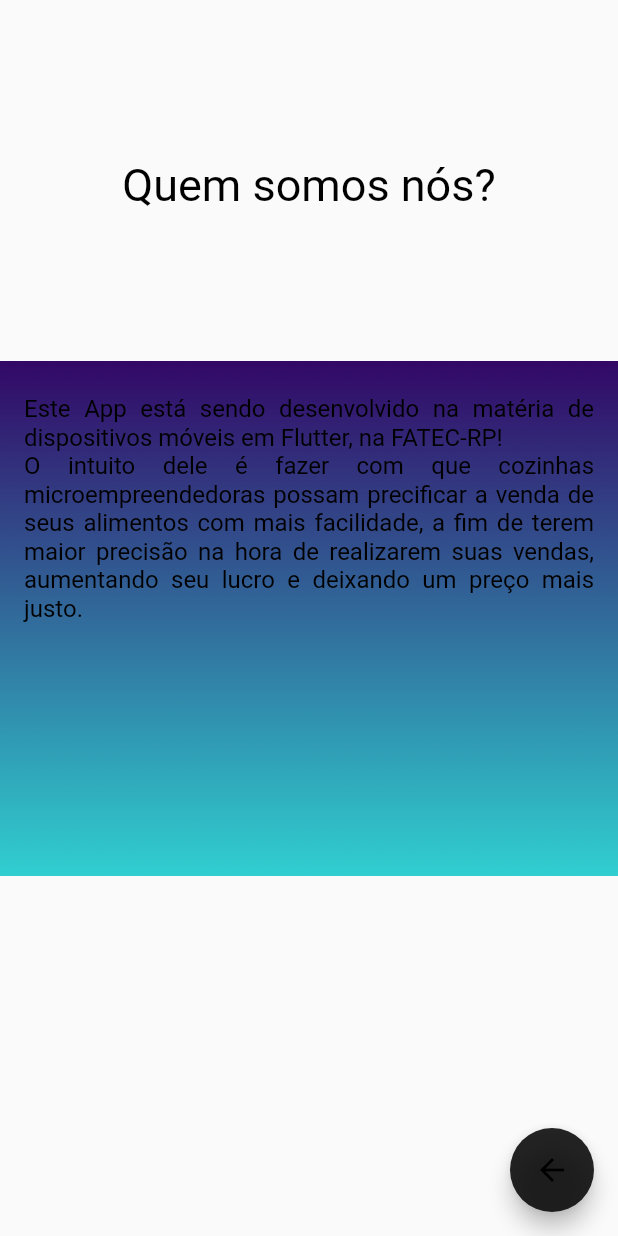
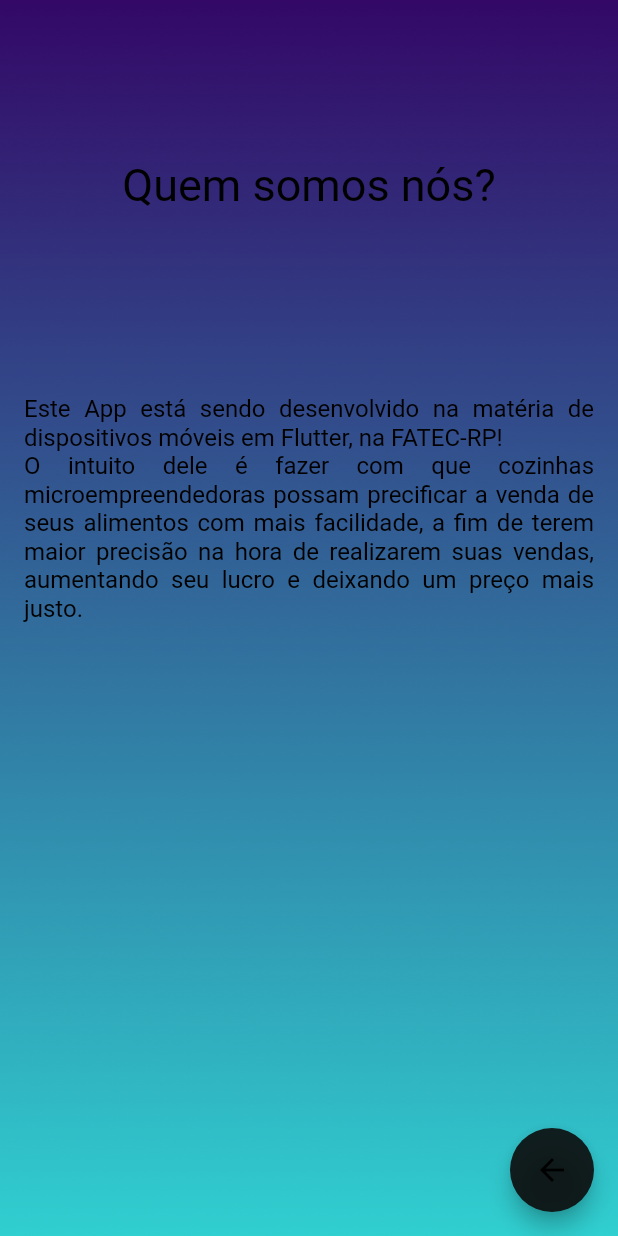
Before and after one commit to Vidottolv/EzPrice, a Flutter app: the Sobrenos screen opened directly, on a phone screen of 412 x 824 dp. Run offline on Flutter 3.47's test engine with Material 2 defaults, Android fonts, the light colour scheme and no system bars.

Commit message:
ajustando gradiente da tela "Sobre nós"

```diff
--- a/lib/view/Sobrenos.dart
+++ b/lib/view/Sobrenos.dart
@@ -1,4 +1,4 @@
-// ignore_for_file: prefer_const_constructors
+// ignore_for_file: prefer_const_constructors, file_names
 
 import 'package:flutter/material.dart';
 
@@ -13,10 +13,8 @@ class Sobrenos extends StatelessWidget {
           Container(
             decoration: BoxDecoration(
                 image: DecorationImage(
-                    image: AssetImage('images/gradMorpheu.png'))),
-            width: double.infinity,
-            height: double.infinity,
-            alignment: Alignment.center,
+                    image: AssetImage('images/gradMorpheu.png'),
+                    fit: BoxFit.cover)),
             child: Column(
               mainAxisAlignment: MainAxisAlignment.center,
               children: [
--- a/lib/view/cadastro.dart
+++ b/lib/view/cadastro.dart
@@ -43,7 +43,7 @@ class Cadastro extends StatelessWidget {
                         key: formKey,
                         child: Column(children: [
                           Widgets().widgetNomeReceita(),
-                          SizedBox(height: 25),
+                          SizedBox(height: 15),
                           Row(
                             mainAxisAlignment: MainAxisAlignment.spaceBetween,
                             children: [
```
Also changed, not shown: lib/view/widgets.dart (+8 -8 lines).
